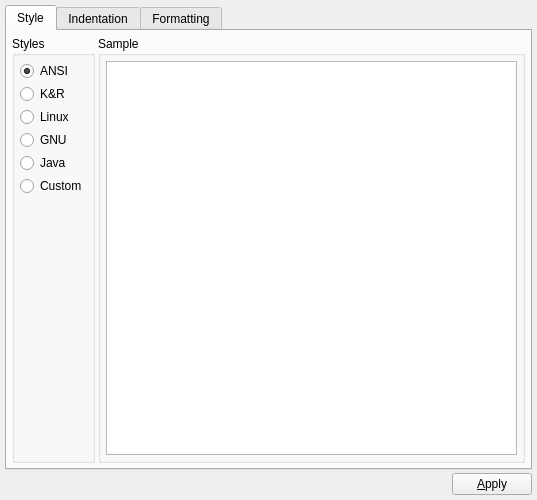
Above: v2/trunk/plugins/base/AStyle/src/ui/UISettingsAStyle.ui from testmana2/mks before the change. Below: the same form after it.
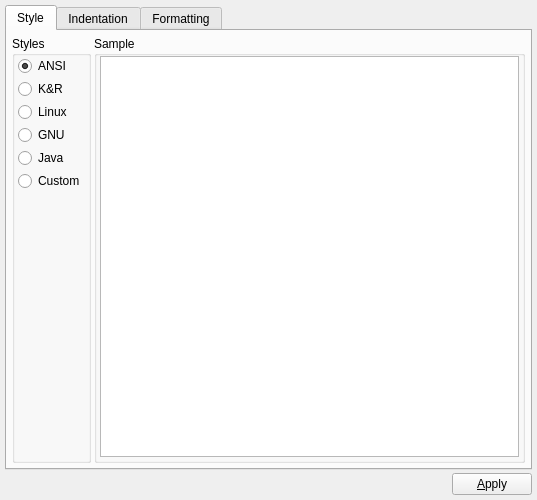
That is the form after the change.

Patch:
```diff
--- a/v2/trunk/plugins/base/AStyle/src/ui/UISettingsAStyle.ui
+++ b/v2/trunk/plugins/base/AStyle/src/ui/UISettingsAStyle.ui
@@ -19,7 +19,19 @@
    <property name="margin" >
     <number>5</number>
    </property>
-   <property name="spacing" >
+   <property name="topMargin" >
+    <number>5</number>
+   </property>
+   <property name="rightMargin" >
+    <number>5</number>
+   </property>
+   <property name="bottomMargin" >
+    <number>5</number>
+   </property>
+   <property name="horizontalSpacing" >
+    <number>3</number>
+   </property>
+   <property name="verticalSpacing" >
     <number>3</number>
    </property>
    <item row="0" column="0" >
@@ -41,12 +53,21 @@
           <string>Styles</string>
          </property>
          <layout class="QVBoxLayout" >
-          <property name="margin" >
-           <number>5</number>
-          </property>
           <property name="spacing" >
            <number>3</number>
           </property>
+          <property name="leftMargin" >
+           <number>3</number>
+          </property>
+          <property name="topMargin" >
+           <number>0</number>
+          </property>
+          <property name="rightMargin" >
+           <number>3</number>
+          </property>
+          <property name="bottomMargin" >
+           <number>3</number>
+          </property>
           <item>
            <widget class="QRadioButton" name="rbANSI" >
             <property name="text" >
@@ -111,9 +132,7 @@
        <item>
         <widget class="QGroupBox" name="gbExample" >
          <property name="sizePolicy" >
-          <sizepolicy>
-           <hsizetype>5</hsizetype>
-           <vsizetype>5</vsizetype>
+          <sizepolicy vsizetype="Preferred" hsizetype="Preferred" >
            <horstretch>1</horstretch>
            <verstretch>0</verstretch>
           </sizepolicy>
@@ -122,12 +141,21 @@
           <string>Sample</string>
          </property>
          <layout class="QVBoxLayout" >
-          <property name="margin" >
-           <number>5</number>
-          </property>
           <property name="spacing" >
            <number>3</number>
           </property>
+          <property name="leftMargin" >
+           <number>3</number>
+          </property>
+          <property name="topMargin" >
+           <number>0</number>
+          </property>
+          <property name="rightMargin" >
+           <number>3</number>
+          </property>
+          <property name="bottomMargin" >
+           <number>3</number>
+          </property>
           <item>
            <widget class="QTextEdit" name="teSample" >
             <property name="contextMenuPolicy" >
@@ -145,7 +173,7 @@
             <property name="html" >
              <string>&lt;html>&lt;head>&lt;meta name="qrichtext" content="1" />&lt;style type="text/css">
 p, li { white-space: pre-wrap; }
-&lt;/style>&lt;/head>&lt;body style=" font-family:'Sans Serif'; font-size:9pt; font-weight:400; font-style:normal; text-decoration:none;">
+&lt;/style>&lt;/head>&lt;body style=" font-family:'Sans Serif'; font-size:9pt; font-weight:400; font-style:normal;">
 &lt;p style="-qt-paragraph-type:empty; margin-top:0px; margin-bottom:0px; margin-left:0px; margin-right:0px; -qt-block-indent:0; text-indent:0px; font-family:'MS Shell Dlg 2'; font-size:8pt;">&lt;/p>&lt;/body>&lt;/html></string>
             </property>
            </widget>
```
Left out of the diff: 97 changed lines with no effect on the pictures.
